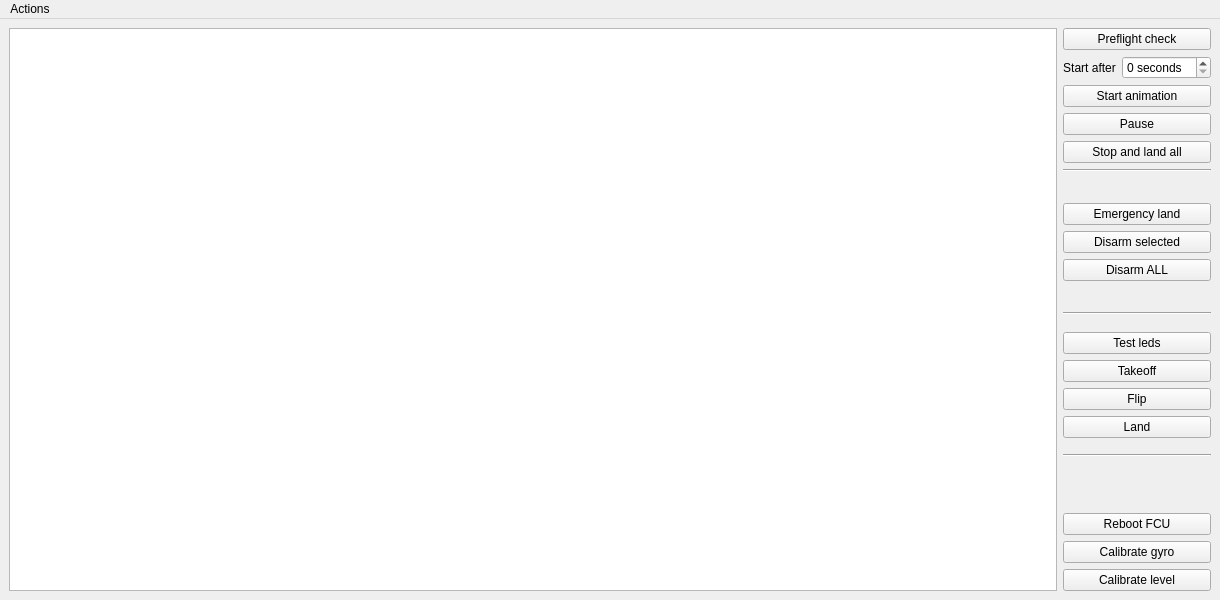
This is Server/server_gui.ui in CopterExpress/clever-show as Qt 5 draws it before an edit. The edited form follows.
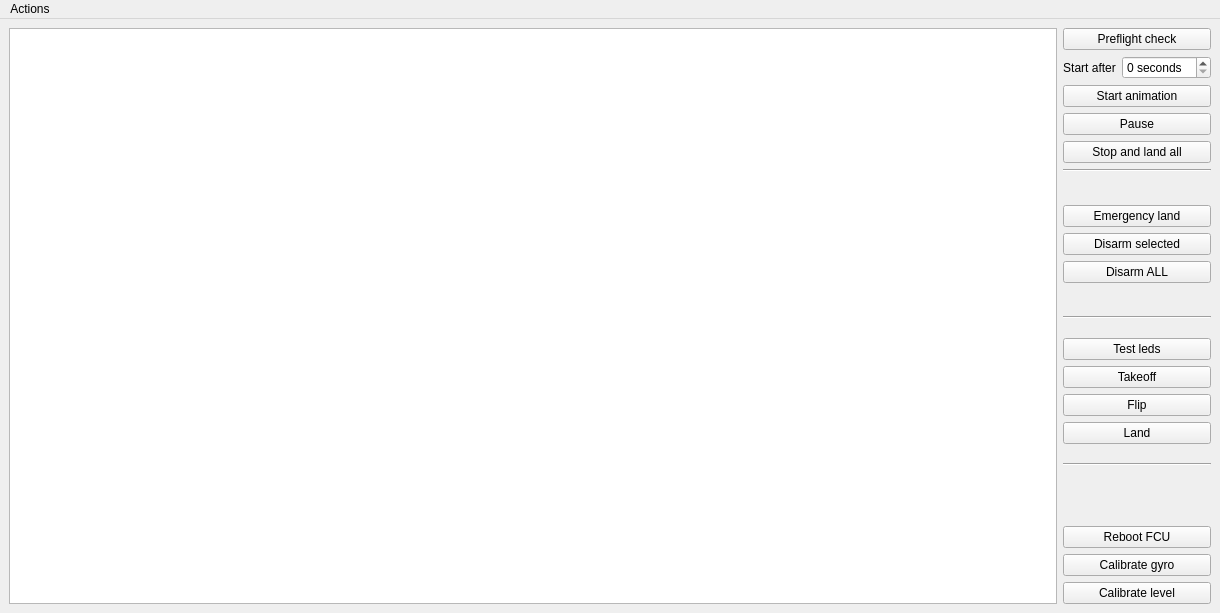
This is the edited form.

Commit message: Server: Add developer menu options

What changed in the file:
```diff
--- a/Server/server_gui.ui
+++ b/Server/server_gui.ui
@@ -7,7 +7,7 @@
     <x>0</x>
     <y>0</y>
     <width>1220</width>
-    <height>600</height>
+    <height>613</height>
    </rect>
   </property>
   <property name="windowTitle">
```
Left out of the diff: 36 changed lines with no effect on the pictures. The commit also changes 2 other files.
